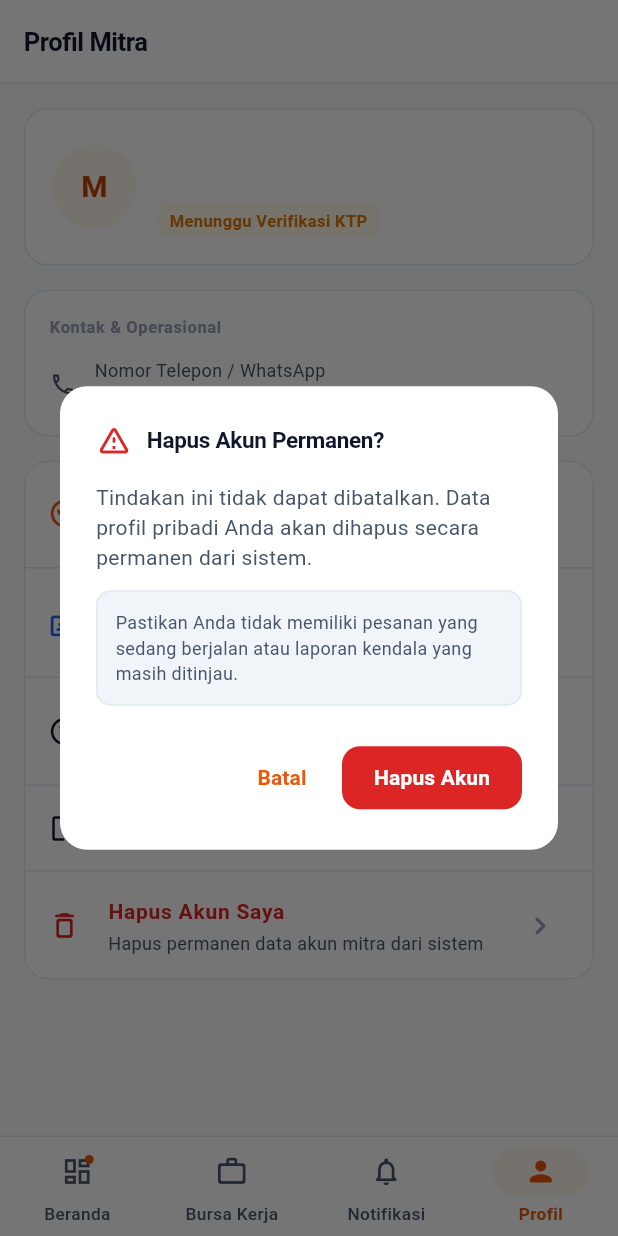
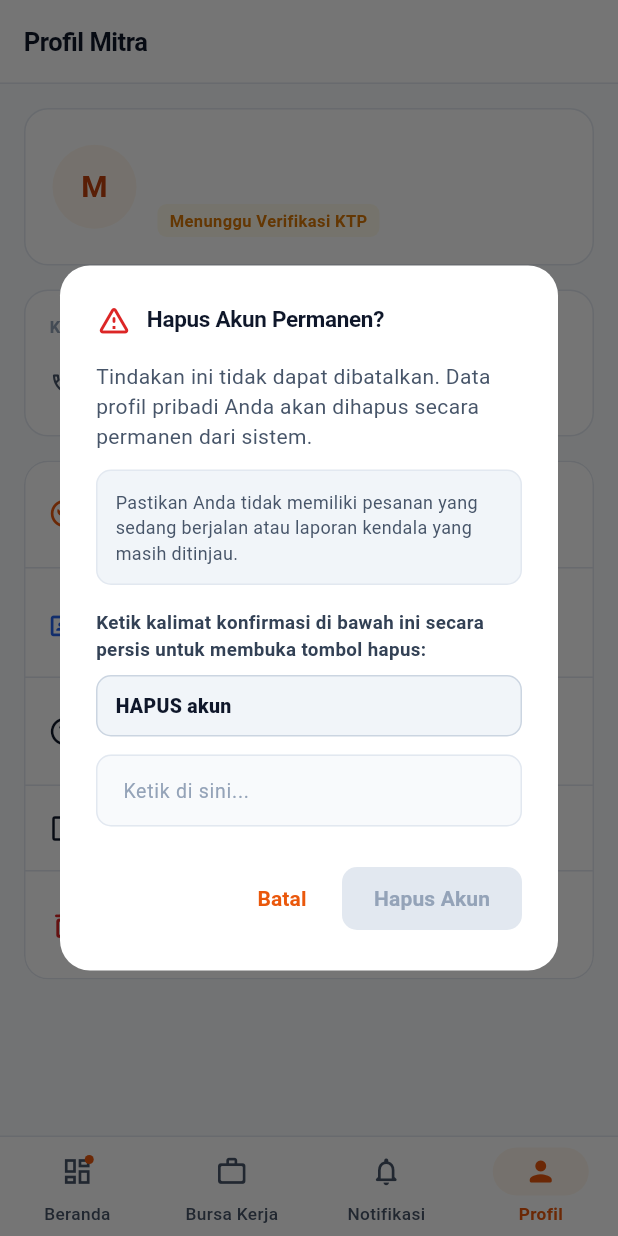
Before and after one commit to dhimskyyy/beres, a Flutter app: the TukangHomeScreen screen opened by its route, item 4 of the bottom bar chosen, after a tap on "Hapus Akun Saya", on a phone screen of 412 x 824 dp. Run offline on Flutter 3.47's test engine with Material 3 defaults, Android fonts, the phone set to English and light mode, and no system bars; our stand-ins replace flutter_riverpod, geolocator, go_router, image_picker, supabase_flutter; accounts and stored records are empty; network calls fail.

Commit message:
feat(auth): add type-to-confirm pattern for account deletion to prevent ghost touch

```diff
--- a/mobile/shared/lib/widgets/delete_account_dialog.dart
+++ b/mobile/shared/lib/widgets/delete_account_dialog.dart
@@ -1,24 +1,30 @@
 import 'package:flutter/material.dart';
 import '../services/auth_service.dart';
+import '../services/supabase_client_service.dart';
 import '../theme/app_colors.dart';
 import '../theme/app_typography.dart';
 
-/// Dialog Konfirmasi Hapus Akun Beres
-/// Menegakkan penolakan jika pengguna masih memiliki pekerjaan aktif atau laporan kendala berjalan
+/// Dialog Konfirmasi Hapus Akun Beres (BR-45 & UU PDP)
+/// Mencegah ghost touch atau ketidaksengajaan dengan pola "Type to Confirm":
+/// Pengguna wajib mengetik kalimat persis "HAPUS akun user@email.com".
+/// Tombol Hapus Akun terkunci (abu-abu) hingga kalimat tersebut benar diketik.
 class DeleteAccountDialog extends StatefulWidget {
   final AuthService authService;
   final VoidCallback onAccountDeleted;
+  final String? userEmail;
 
   const DeleteAccountDialog({
     super.key,
     required this.authService,
     required this.onAccountDeleted,
+    this.userEmail,
   });
 
   static Future<void> show(
     BuildContext context, {
     required AuthService authService,
     required VoidCallback onAccountDeleted,
+    String? userEmail,
   }) {
     return showDialog<void>(
       context: context,
@@ -26,6 +32,7 @@ class DeleteAccountDialog extends StatefulWidget {
       builder: (context) => DeleteAccountDialog(
         authService: authService,
         onAccountDeleted: onAccountDeleted,
+        userEmail: userEmail,
       ),
     );
   }
@@ -35,10 +42,34 @@ class DeleteAccountDialog extends StatefulWidget {
 }
 
 class _DeleteAccountDialogState extends State<DeleteAccountDialog> {
+  final _confirmationController = TextEditingController();
   bool _isLoading = false;
   String? _errorMessage;
 
+  @override
+  void dispose() {
+    _confirmationController.dispose();
+    super.dispose();
+  }
+
+  String get _targetEmail {
+    if (widget.userEmail != null && widget.userEmail!.trim().isNotEmpty) {
+      return widget.userEmail!.trim();
+    }
+    return SupabaseClientService.instance.currentUser?.email ?? '';
+  }
+
+  /// Kalimat wajib: "HAPUS akun <email>"
+  /// HAPUS harus huruf kapital, kata akun huruf kecil, diikuti email pengguna.
+  String get _expectedText => 'HAPUS akun $_targetEmail';
+
+  /// Cek kecocokan kalimat secara persis
+  bool get _isMatch =>
+      _confirmationController.text.trim() == _expectedText.trim();
+
   Future<void> _handleDelete() async {
+    if (!_isMatch) return;
+
     setState(() {
       _isLoading = true;
       _errorMessage = null;
@@ -65,7 +96,7 @@ class _DeleteAccountDialogState extends State<DeleteAccountDialog> {
     return AlertDialog(
       backgroundColor: AppColors.surfaceWhite,
       surfaceTintColor: Colors.transparent,
-      shape: RoundedRectangleBorder(borderRadius: BorderRadius.circular(18)),
+      shape: RoundedRectangleBorder(borderRadius: BorderRadius.circular(20)),
       title: const Row(
         children: [
           Icon(
@@ -74,7 +105,12 @@ class _DeleteAccountDialogState extends State<DeleteAccountDialog> {
             size: 24,
           ),
           SizedBox(width: 10),
-          Text('Hapus Akun Permanen?', style: AppTypography.headingSmall),
+          Expanded(
+            child: Text(
+              'Hapus Akun Permanen?',
+              style: AppTypography.headingSmall,
+            ),
+          ),
         ],
       ),
       content: SingleChildScrollView(
@@ -99,6 +135,92 @@ class _DeleteAccountDialogState extends State<DeleteAccountDialog> {
                 style: AppTypography.bodySmall,
               ),
             ),
+            const SizedBox(height: 16),
+            const Text(
+              'Ketik kalimat konfirmasi di bawah ini secara persis untuk membuka tombol hapus:',
+              style: TextStyle(
+                fontSize: 12.5,
+                fontWeight: FontWeight.w700,
+                color: Color(0xFF334155),
+              ),
+            ),
+            const SizedBox(height: 8),
+            Container(
+              width: double.infinity,
+              padding: const EdgeInsets.symmetric(horizontal: 12, vertical: 10),
+              decoration: BoxDecoration(
+                color: const Color(0xFFF1F5F9),
+                borderRadius: BorderRadius.circular(10),
+                border: Border.all(color: const Color(0xFFCBD5E1)),
+              ),
+              child: SelectableText(
+                _expectedText,
+                style: const TextStyle(
+                  fontSize: 13,
+                  fontWeight: FontWeight.w800,
+                  color: Color(0xFF0F172A),
+                  letterSpacing: 0.2,
+                ),
+              ),
+            ),
+            const SizedBox(height: 12),
+            TextField(
+              controller: _confirmationController,
+              onChanged: (_) => setState(() {}),
+              decoration: InputDecoration(
+                hintText: 'Ketik di sini...',
+                hintStyle: const TextStyle(
+                  fontSize: 13,
+                  color: Color(0xFF94A3B8),
+                ),
+                filled: true,
+                fillColor: const Color(0xFFF8FAFC),
+                contentPadding: const EdgeInsets.symmetric(
+                  horizontal: 14,
+                  vertical: 12,
+                ),
+                border: OutlineInputBorder(
+                  borderRadius: BorderRadius.circular(10),
+                  borderSide: const BorderSide(color: Color(0xFFE2E8F0)),
+                ),
+                enabledBorder: OutlineInputBorder(
+                  borderRadius: BorderRadius.circular(10),
+                  borderSide: BorderSide(
+                    color: _isMatch
+                        ? const Color(0xFF16A34A)
+                        : const Color(0xFFE2E8F0),
+                    width: _isMatch ? 1.5 : 1,
+                  ),
+                ),
+                focusedBorder: OutlineInputBorder(
+                  borderRadius: BorderRadius.circular(10),
+                  borderSide: BorderSide(
+                    color: _isMatch
+                        ? const Color(0xFF16A34A)
+                        : const Color(0xFF16397E),
+                    width: 1.5,
+                  ),
+                ),
+                suffixIcon: _isMatch
+                    ? const Icon(
+                        Icons.check_circle_rounded,
+                        color: Color(0xFF16A34A),
+                        size: 20,
+                      )
+                    : null,
+              ),
+            ),
+            if (_confirmationController.text.isNotEmpty && !_isMatch) ...[
+              const SizedBox(height: 6),
+              const Text(
+                'Teks belum sesuai (perhatikan huruf kapital HAPUS dan spasi)',
+                style: TextStyle(
+                  fontSize: 11,
+                  color: Color(0xFFDC2626),
+                  fontWeight: FontWeight.w600,
+                ),
+              ),
+            ],
             if (_errorMessage != null) ...[
               const SizedBox(height: 12),
               Container(
@@ -137,10 +259,16 @@ class _DeleteAccountDialogState extends State<DeleteAccountDialog> {
           child: const Text('Batal'),
         ),
         ElevatedButton(
-          onPressed: _isLoading ? null : _handleDelete,
+          onPressed: (_isMatch && !_isLoading) ? _handleDelete : null,
           style: ElevatedButton.styleFrom(
             backgroundColor: AppColors.dangerCrimson,
             foregroundColor: Colors.white,
+            disabledBackgroundColor: const Color(0xFFE2E8F0),
+            disabledForegroundColor: const Color(0xFF94A3B8),
+            elevation: _isMatch ? 1 : 0,
+            shape: RoundedRectangleBorder(
+              borderRadius: BorderRadius.circular(10),
+            ),
             minimumSize: const Size(120, 42),
           ),
           child: _isLoading
@@ -152,7 +280,10 @@ class _DeleteAccountDialogState extends State<DeleteAccountDialog> {
                     color: Colors.white,
                   ),
                 )
-              : const Text('Hapus Akun'),
+              : const Text(
+                  'Hapus Akun',
+                  style: TextStyle(fontWeight: FontWeight.w700),
+                ),
         ),
       ],
     );
--- a/mobile/tukang/lib/features/home/tukang_home_screen.dart
+++ b/mobile/tukang/lib/features/home/tukang_home_screen.dart
@@ -818,6 +818,7 @@ class _TukangHomeScreenState extends ConsumerState<TukangHomeScreen> {
                     DeleteAccountDialog.show(
                       context,
                       authService: ref.read(authServiceProvider),
+                      userEmail: _profile?.email,
                       onAccountDeleted: () => context.go('/login'),
                     );
                   },
--- a/mobile/user/lib/features/home/user_home_screen.dart
+++ b/mobile/user/lib/features/home/user_home_screen.dart
@@ -503,7 +503,7 @@ class _UserHomeScreenState extends ConsumerState<UserHomeScreen> {
                       mainAxisAlignment: MainAxisAlignment.spaceBetween,
                       children: [
                         const Text(
-                          'Ubah Profil Pengguna',
+                          'Edit Profil Anda',
                           style: TextStyle(
                             fontSize: 18,
                             fontWeight: FontWeight.w800,
@@ -768,14 +768,6 @@ class _UserHomeScreenState extends ConsumerState<UserHomeScreen> {
                                     ),
                                     maxLines: 1,
                                     overflow: TextOverflow.ellipsis,
-                                  ),
-                                  const SizedBox(height: 2),
-                                  const Text(
-                                    'Terhubung dengan akun autentikasi Beres',
-                                    style: TextStyle(
-                                      fontSize: 11,
-                                      color: Color(0xFF94A3B8),
-                                    ),
                                   ),
                                 ],
                               ),
@@ -1050,6 +1042,7 @@ class _UserHomeScreenState extends ConsumerState<UserHomeScreen> {
                                     context,
                                     authService:
                                         ref.read(authServiceProvider),
+                                    userEmail: email,
                                     onAccountDeleted: () =>
                                         context.go('/login'),
                                   );
@@ -2815,7 +2808,7 @@ class _UserHomeScreenState extends ConsumerState<UserHomeScreen> {
         // App Bar Title (Centered)
         const Center(
           child: Text(
-            'Profil & Pengaturan Akun',
+            'Profil',
             textAlign: TextAlign.center,
             style: TextStyle(
               fontSize: 20,
```
